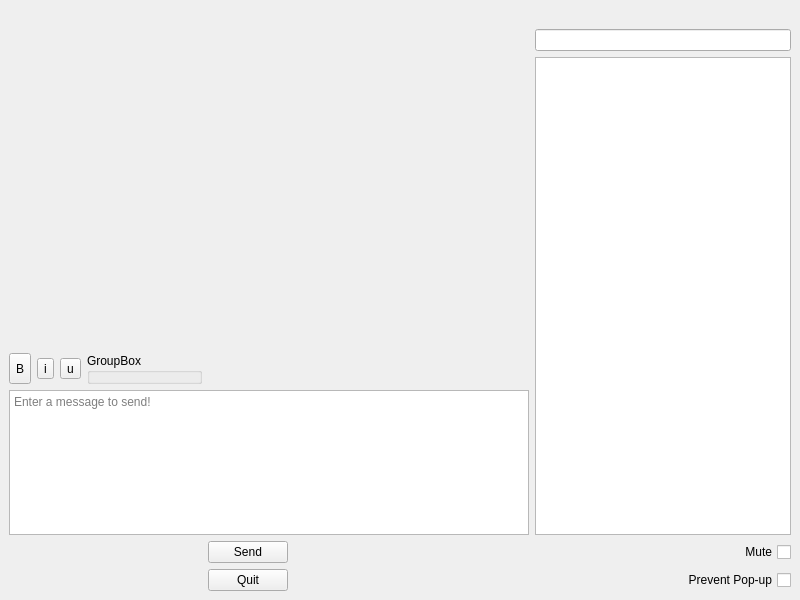
First picture: the form in ui/pxmmainwindow.ui, repository corybolar/PXMessenger, before the edit.
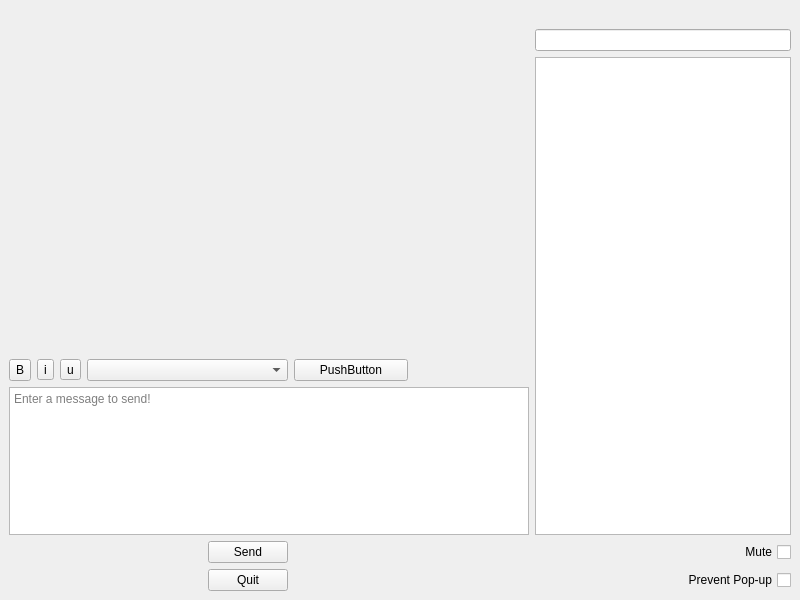
Second picture: the form after the edit. Icons and pictures are not drawn. Custom widgets are drawn as their Qt base class.

What changed in the file:
```diff
--- a/ui/pxmmainwindow.ui
+++ b/ui/pxmmainwindow.ui
@@ -300,10 +300,13 @@
       </property>
      </widget>
     </item>
-    <item row="4" column="3">
-     <widget class="QGroupBox" name="groupBox">
-      <property name="title">
-       <string>GroupBox</string>
+    <item row="4" column="3" colspan="2">
+     <widget class="QComboBox" name="comboBox"/>
+    </item>
+    <item row="4" column="5">
+     <widget class="QPushButton" name="pushButton">
+      <property name="text">
+       <string>PushButton</string>
       </property>
      </widget>
     </item>
```
Left out of the diff: 2 changed lines with no effect on the pictures.
